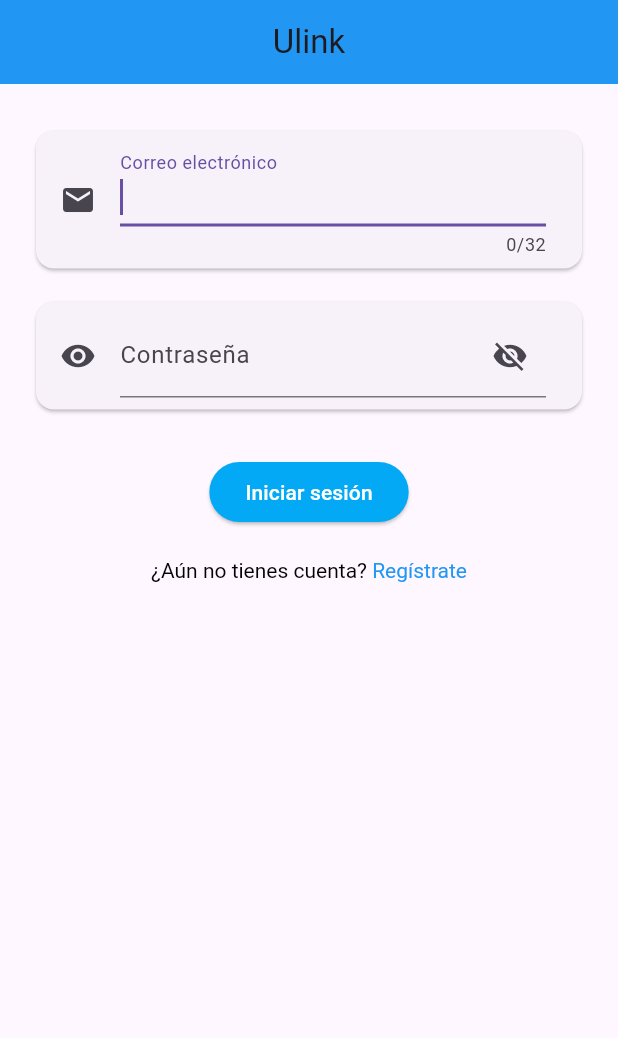
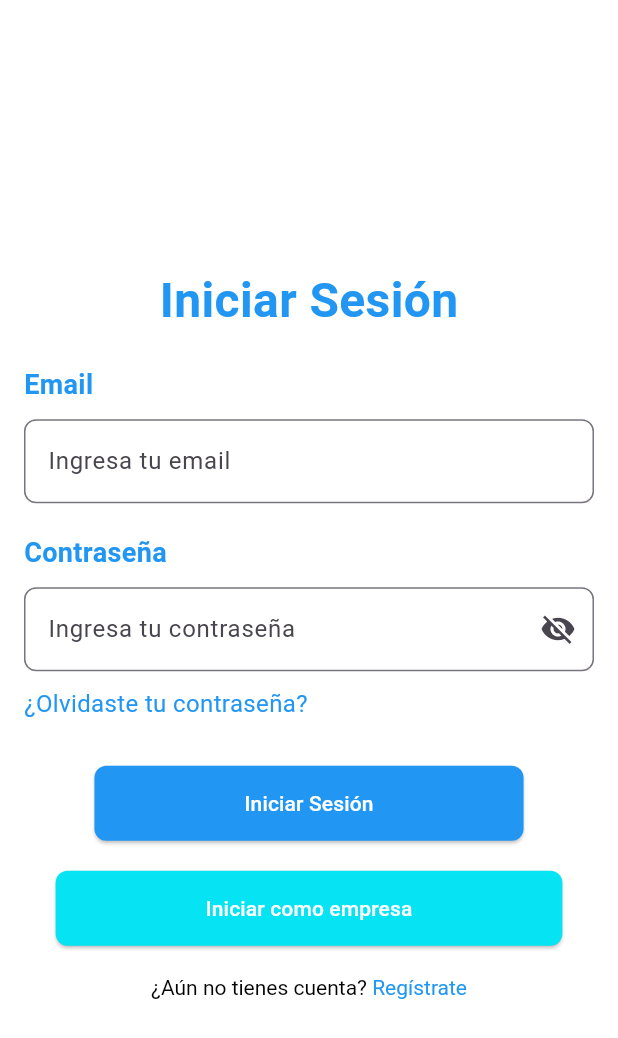
Before and after one commit to gallinero-pateado/app-U, a Flutter app: the screen it shows after launch, on a phone screen of 412 x 824 dp. Shown: the top 1038 px of the screen. Run offline on Flutter 3.47's test engine with Material 3 defaults, Android fonts, the phone set to English and light mode, and no system bars; our stand-ins replace supabase_flutter; accounts and stored records are empty.

Commit message:
adaptar diseños del front

```diff
--- a/lib/Screens/login.dart
+++ b/lib/Screens/login.dart
@@ -1,5 +1,3 @@
-// ignore_for_file: avoid_print
-
 import 'package:flutter/material.dart';
 import 'package:Ulink/services/auth_services.dart';
 
@@ -11,7 +9,7 @@ class LoginPage extends StatefulWidget {
 }
 
 class LoginPageState extends State<LoginPage> {
-  final GlobalKey<FormState> keyForm = GlobalKey();
+  GlobalKey<FormState> keyForm = GlobalKey();
   final AuthService _authService = AuthService();
   final _emailController = TextEditingController();
   final _contrasenaController = TextEditingController();
@@ -24,129 +22,84 @@ class LoginPageState extends State<LoginPage> {
   }
 
   @override
-  void dispose() {
-    _emailController.dispose();
-    _contrasenaController.dispose();
-    super.dispose();
-  }
-
-  @override
   Widget build(BuildContext context) {
     return Scaffold(
-      appBar: AppBar(
-        title: const Text(
-          'Ulink',
-          textAlign: TextAlign.center,
-        ),
-        centerTitle: true,
-        backgroundColor: Colors.blue,
-      ),
-      body: SingleChildScrollView(
+      backgroundColor: Colors.white, // Fondo blanco
+      body: Center(
+        child: SingleChildScrollView(
+          child: Padding(
+            padding: const EdgeInsets.all(16.0),
             child: Column(
+              mainAxisAlignment: MainAxisAlignment.center,
               children: [
                 Container(
-              margin: const EdgeInsets.all(20.0),
-              child: Form(
-                key: keyForm,
-                child: formUI(),
-              ),
-            ),
-            ElevatedButton(
-              onPressed: () async {
-                if (keyForm.currentState!.validate()) {
-                  bool success = await _signIn();
-                  if (success) {
-                    Navigator.pushNamed(context, '/mainScreen');
-                  } else {
-                    if (context.mounted) {
-                      ScaffoldMessenger.of(context).showSnackBar(
-                        const SnackBar(
-                            content: Text('Error al autenticar usuario')),
-                      );
-                    }
-                  }
-                } else {
-                  ScaffoldMessenger.of(context).showSnackBar(
-                    const SnackBar(
-                        content: Text('Por favor ingrese los datos correctos')),
-                  );
-                }
-              },
-              style: ElevatedButton.styleFrom(
-                foregroundColor: Colors.white,
-                backgroundColor: Colors.lightBlue,
-                shape: RoundedRectangleBorder(
-                  borderRadius:
-                      BorderRadius.circular(30.0), // Bordes redondeados
-                ),
-              ),
-              child: const Text("Iniciar sesión"),
-            ),
-            const SizedBox(height: 20),
-            GestureDetector(
-              onTap: () {
-                Navigator.pushNamed(context, '/registro');
-              },
-              child: RichText(
-                text: const TextSpan(
-                  text: '¿Aún no tienes cuenta? ',
-                  style: TextStyle(color: Colors.black),
-                  children: <TextSpan>[
-                    TextSpan(
-                      text: 'Regístrate',
-                      style: TextStyle(color: Colors.blue),
-                    ),
-                  ],
+                  padding: const EdgeInsets.symmetric(vertical: 20),
+                  child: const Text(
+                    'Iniciar Sesión',
+                    style: TextStyle(
+                      fontSize: 32,
+                      fontWeight: FontWeight.bold,
+                      color: Colors.blue, // Color azul para el título
                     ),
                   ),
                 ),
-          ],
+                Form(
+                  key: keyForm,
+                  child: Column(
+                    crossAxisAlignment: CrossAxisAlignment.start,
+                    children: [
+                      const Text(
+                        'Email',
+                        style: TextStyle(
+                          fontSize: 18,
+                          fontWeight: FontWeight.bold,
+                          color: Colors.blue,
                         ),
                       ),
-    );
-  }
-
-  Widget formItemsDesign(IconData icon, Widget item) {
-    return Padding(
-      padding: const EdgeInsets.symmetric(vertical: 7),
-      child: Card(child: ListTile(leading: Icon(icon), title: item)),
-    );
-  }
-
-  Widget formUI() {
-    return Column(
-      children: <Widget>[
-        formItemsDesign(
-          Icons.email,
+                      const SizedBox(height: 10),
                       TextFormField(
                         controller: _emailController,
-            decoration: const InputDecoration(
-              labelText: 'Correo electrónico',
+                        decoration: InputDecoration(
+                          hintText: 'Ingresa tu email',
+                          border: OutlineInputBorder(
+                            borderRadius: BorderRadius.circular(8.0),
+                          ),
                         ),
                         keyboardType: TextInputType.emailAddress,
-            maxLength: 32,
-            autofocus: true,
                         validator: (value) {
                           if (value!.isEmpty) {
                             return 'Por favor ingrese su correo electrónico';
                           }
+                          // Validar formato de correo electrónico
                           if (!RegExp(r'^[^@]+@[^@]+\.[^@]+').hasMatch(value)) {
                             return 'Por favor ingrese un correo electrónico válido';
                           }
                           return null;
                         },
                       ),
+                      const SizedBox(height: 20),
+                      const Text(
+                        'Contraseña',
+                        style: TextStyle(
+                          fontSize: 18,
+                          fontWeight: FontWeight.bold,
+                          color: Colors.blue,
                         ),
-        formItemsDesign(
-          Icons.remove_red_eye,
+                      ),
+                      const SizedBox(height: 10),
                       TextFormField(
                         controller: _contrasenaController,
                         obscureText: !_passwordVisible,
                         decoration: InputDecoration(
-              labelText: 'Contraseña',
+                          hintText: 'Ingresa tu contraseña',
+                          border: OutlineInputBorder(
+                            borderRadius: BorderRadius.circular(8.0),
+                          ),
                           suffixIcon: IconButton(
                             icon: Icon(
-                  _passwordVisible ? Icons.visibility : Icons.visibility_off,
+                              _passwordVisible
+                                  ? Icons.visibility
+                                  : Icons.visibility_off,
                             ),
                             onPressed: () {
                               setState(() {
@@ -162,8 +115,108 @@ class LoginPageState extends State<LoginPage> {
                           return null;
                         },
                       ),
+                      const SizedBox(height: 10),
+                      GestureDetector(
+                        onTap: () {
+                          // Acción de olvido de contraseña
+                        },
+                        child: const Text(
+                          '¿Olvidaste tu contraseña?',
+                          style: TextStyle(
+                            color: Colors.blue,
+                            fontSize: 16,
+                          ),
+                        ),
+                      ),
+                      const SizedBox(height: 30),
+                      Center(
+                        child: ElevatedButton(
+                          onPressed: () async {
+                            if (keyForm.currentState!.validate()) {
+                              bool success = await _signIn();
+                              if (success) {
+                                // ignore: use_build_context_synchronously
+                                Navigator.pushNamed(context, '/mainScreen');
+                              } else {
+                                if (context.mounted) {
+                                  ScaffoldMessenger.of(context).showSnackBar(
+                                    const SnackBar(
+                                        content: Text(
+                                            'Error al autenticar usuario')),
+                                  );
+                                }
+                              }
+                            } else {
+                              ScaffoldMessenger.of(context).showSnackBar(
+                                const SnackBar(
+                                    content: Text(
+                                        'Por favor ingrese los datos correctos')),
+                              );
+                            }
+                          },
+                          style: ElevatedButton.styleFrom(
+                            foregroundColor: Colors.white,
+                            backgroundColor: Colors.blue,
+                            padding: const EdgeInsets.symmetric(
+                              horizontal: 100,
+                              vertical: 15,
+                            ),
+                            shape: RoundedRectangleBorder(
+                              borderRadius: BorderRadius.circular(8.0),
+                            ),
+                          ),
+                          child: const Text("Iniciar Sesión"),
+                        ),
+                      ),
+                      const SizedBox(height: 20),
+                      Center(
+                        child: ElevatedButton(
+                          onPressed: () {
+                            // No hacer nada de momento
+                          },
+                          style: ElevatedButton.styleFrom(
+                            foregroundColor: Colors.white,
+                            backgroundColor:
+                                const Color.fromARGB(251, 3, 228, 244),
+                            padding: const EdgeInsets.symmetric(
+                              horizontal: 100,
+                              vertical: 15,
+                            ),
+                            shape: RoundedRectangleBorder(
+                              borderRadius: BorderRadius.circular(8.0),
+                            ),
+                          ),
+                          child: const Text("Iniciar como empresa"),
+                        ),
+                      ),
+                      const SizedBox(height: 20),
+                      GestureDetector(
+                        onTap: () {
+                          Navigator.pushNamed(context, '/registro');
+                        },
+                        child: Center(
+                          child: RichText(
+                            text: const TextSpan(
+                              text: '¿Aún no tienes cuenta? ',
+                              style: TextStyle(color: Colors.black),
+                              children: <TextSpan>[
+                                TextSpan(
+                                  text: 'Regístrate',
+                                  style: TextStyle(color: Colors.blue),
                                 ),
                               ],
+                            ),
+                          ),
+                        ),
+                      ),
+                    ],
+                  ),
+                ),
+              ],
+            ),
+          ),
+        ),
+      ),
     );
   }
 
--- a/lib/main.dart
+++ b/lib/main.dart
@@ -8,14 +8,14 @@ import 'package:Ulink/Screens/login.dart';
 import 'package:Ulink/Screens/registro.dart';
 
 void main() async {
+  // Inicialización de Supabase
+  WidgetsFlutterBinding.ensureInitialized();
   await Supabase.initialize(
     url: 'aws-0-sa-east-1.pooler.supabase.com',
     anonKey: 'fytxid-0xamfY-kersev',
   );
-  runApp(const MaterialApp(
-    debugShowCheckedModeBanner: false,
-    home: MyApp(),
-  ));
+
+  runApp(const MyApp());
 }
 
 class MyApp extends StatelessWidget {
@@ -27,8 +27,9 @@ class MyApp extends StatelessWidget {
       debugShowCheckedModeBanner: false,
       initialRoute: '/',
       routes: {
-        '/': (context) => const LoginPage(),
-        '/registro': (context) => const RegistroPage(),
+        '/': (context) => const LoginPage(), // Pantalla de login
+        '/registro': (context) =>
+            const RegisterScreen(), // Pantalla de registro
       },
     );
   }
```
Also changed, not shown: lib/Screens/navbar.dart (deleted, +0 -43 lines), lib/Screens/registro.dart (+141 -153 lines), lib/Screens/search_screen.dart (added, +69 -0 lines), lib/services/auth_services.dart (+9 -4 lines), lib/services/imagen_up.dart (deleted, +0 -38 lines), 1 other file. Lines whose indentation alone changed are shown as unchanged.
